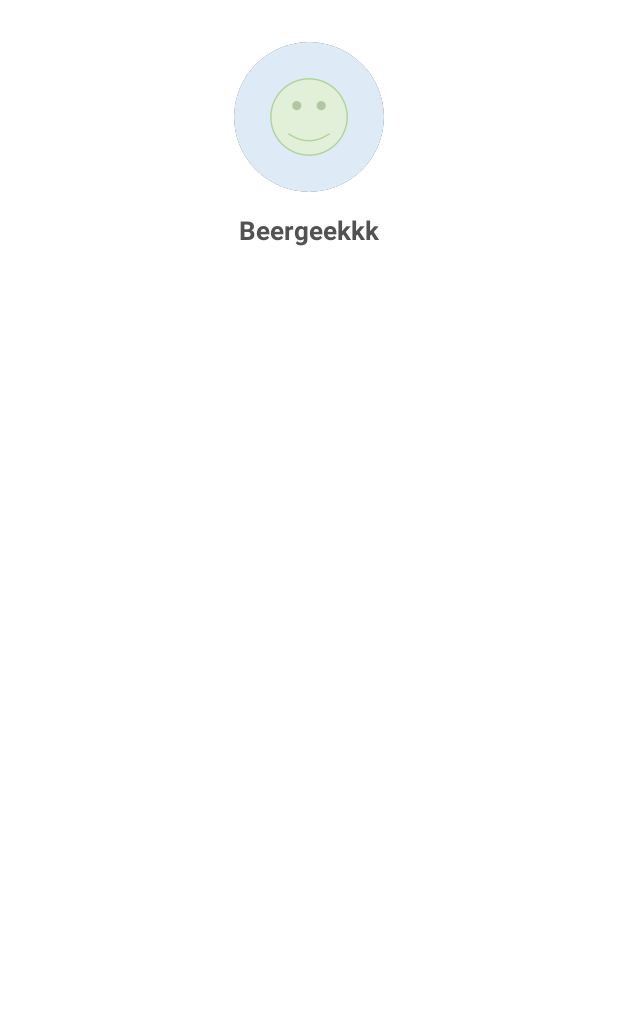
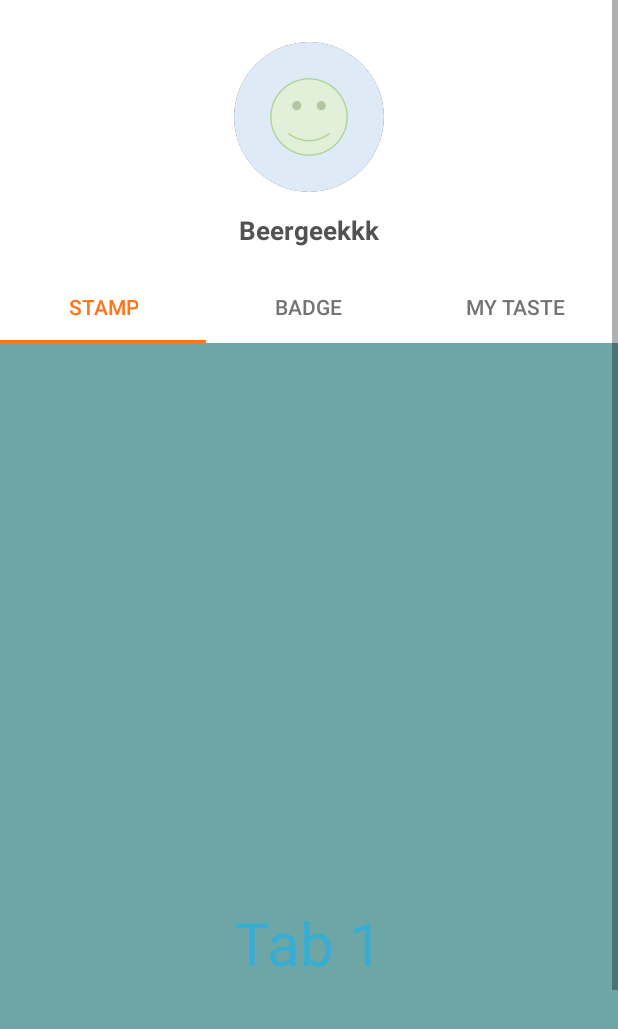
Before and after one commit to Beeering/Beering-Android, an Android app: the fragment ProfileFragment shown on its own in the app's theme, on a phone screen of 412 x 824 dp. Shown: the top 1029 px of the screen. Run offline under Robolectric (Android 15) with nearby library versions, the phone set to English and light mode, and no system bars.

Commit message:
Create tab in my profile

```diff
--- /dev/null
+++ b/Beering/app/src/main/java/io/beering/beering/Fragement/BadgeFragment.java
@@ -0,0 +1,33 @@
+package io.beering.beering.Fragement;
+
+import android.os.Bundle;
+import android.support.v4.app.Fragment;
+import android.view.LayoutInflater;
+import android.view.View;
+import android.view.ViewGroup;
+
+import io.beering.beering.R;
+
+public class BadgeFragment extends Fragment {
+
+
+    public BadgeFragment() {
+        // Required empty public constructor
+    }
+
+
+
+    @Override
+    public void onCreate(Bundle savedInstanceState) {
+        super.onCreate(savedInstanceState);
+
+    }
+
+    @Override
+    public View onCreateView(LayoutInflater inflater, ViewGroup container,
+                             Bundle savedInstanceState) {
+        // Inflate the layout for this fragment
+        return inflater.inflate(R.layout.fragment_badge, container, false);
+    }
+
+}
--- a/Beering/app/src/main/java/io/beering/beering/Fragement/ProfileFragment.java
+++ b/Beering/app/src/main/java/io/beering/beering/Fragement/ProfileFragment.java
@@ -4,17 +4,22 @@ import android.graphics.drawable.ShapeDrawable;
 import android.graphics.drawable.shapes.OvalShape;
 import android.os.Bundle;
 import android.support.annotation.Nullable;
+import android.support.design.widget.TabLayout;
 import android.support.v4.app.Fragment;
+import android.support.v4.view.ViewPager;
 import android.view.LayoutInflater;
 import android.view.View;
 import android.view.ViewGroup;
 import android.widget.ImageView;
 
+import io.beering.beering.ProfileViewPagerAdapter;
 import io.beering.beering.R;
 
-public class ProfileFragment extends Fragment {
+public class ProfileFragment extends Fragment implements TabLayout.OnTabSelectedListener {
 
     ImageView profile_image;
+    private TabLayout tabLayout;
+    private ViewPager profileViewPager;
 
     public ProfileFragment() {
         // Required empty public constructor
@@ -23,8 +28,10 @@ public class ProfileFragment extends Fragment {
     @Override
     public View onCreateView(LayoutInflater inflater, ViewGroup container,
                              Bundle savedInstanceState) {
-        // Inflate the layout for this fragment
-        return inflater.inflate(R.layout.fragment_profile, container, false);
+
+        View fv = inflater.inflate(R.layout.fragment_profile, container, false);
+
+        return fv;
     }
 
 
@@ -38,7 +45,54 @@ public class ProfileFragment extends Fragment {
         profile_image.setBackground(new ShapeDrawable(new OvalShape()));
         profile_image.setClipToOutline(true);
 
+
+        tabLayout = (TabLayout) getView().findViewById(R.id.tab_layout);
+
+        tabLayout.addTab(tabLayout.newTab().setText("Stamp"));
+        tabLayout.addTab(tabLayout.newTab().setText("Badge"));
+        tabLayout.addTab(tabLayout.newTab().setText("My Taste"));
+        tabLayout.setTabGravity(TabLayout.GRAVITY_FILL);
+
+        profileViewPager = (ViewPager) getView().findViewById(R.id.profile_view_pager);
+
+        ProfileViewPagerAdapter adapter = new ProfileViewPagerAdapter(getChildFragmentManager(), tabLayout.getTabCount());
+
+        profileViewPager.setAdapter(adapter);
+        profileViewPager.addOnPageChangeListener(new TabLayout.TabLayoutOnPageChangeListener(tabLayout));
+
+        tabLayout.addOnTabSelectedListener(new TabLayout.OnTabSelectedListener() {
+            @Override
+            public void onTabSelected(TabLayout.Tab tab) {
+                profileViewPager.setCurrentItem(tab.getPosition());
+            }
+
+            @Override
+            public void onTabUnselected(TabLayout.Tab tab) {
+
+            }
+
+            @Override
+            public void onTabReselected(TabLayout.Tab tab) {
+
+            }
+        });
+
+
     }
 
 
+    @Override
+    public void onTabSelected(TabLayout.Tab tab) {
+
+    }
+
+    @Override
+    public void onTabUnselected(TabLayout.Tab tab) {
+
+    }
+
+    @Override
+    public void onTabReselected(TabLayout.Tab tab) {
+
+    }
 }
--- /dev/null
+++ b/Beering/app/src/main/java/io/beering/beering/Fragement/StampFragment.java
@@ -0,0 +1,31 @@
+package io.beering.beering.Fragement;
+
+import android.os.Bundle;
+import android.support.v4.app.Fragment;
+import android.view.LayoutInflater;
+import android.view.View;
+import android.view.ViewGroup;
+
+import io.beering.beering.R;
+
+
+public class StampFragment extends Fragment {
+
+    public StampFragment() {
+        // Required empty public constructor
+    }
+
+    @Override
+    public void onCreate(Bundle savedInstanceState) {
+        super.onCreate(savedInstanceState);
+
+    }
+
+    @Override
+    public View onCreateView(LayoutInflater inflater, ViewGroup container,
+                             Bundle savedInstanceState) {
+        // Inflate the layout for this fragment
+        return inflater.inflate(R.layout.fragment_stamp, container, false);
+    }
+
+}
--- a/Beering/app/src/main/java/io/beering/beering/MainActivity.java
+++ b/Beering/app/src/main/java/io/beering/beering/MainActivity.java
@@ -62,8 +62,6 @@ public class MainActivity extends AppCompatActivity {
     protected void onCreate(Bundle savedInstanceState) {
         super.onCreate(savedInstanceState);
         setContentView(R.layout.activity_main);
-
-
 
 
         Proxy.getBeer("/beer/get", 2, new AsyncHttpResponseHandler() {
--- /dev/null
+++ b/Beering/app/src/main/java/io/beering/beering/ProfileViewPagerAdapter.java
@@ -0,0 +1,45 @@
+package io.beering.beering;
+
+import android.support.v4.app.Fragment;
+import android.support.v4.app.FragmentManager;
+import android.support.v4.app.FragmentPagerAdapter;
+
+import io.beering.beering.Fragement.BadgeFragment;
+import io.beering.beering.Fragement.MytasteFragment;
+import io.beering.beering.Fragement.StampFragment;
+
+/**
+ * Created by hsun on 2017. 5. 24..
+ */
+
+public class ProfileViewPagerAdapter extends FragmentPagerAdapter{
+    int tabCount;
+
+    public ProfileViewPagerAdapter(FragmentManager fm, int tabCount) {
+        super(fm);
+        //Initializing tab count
+        this.tabCount= tabCount;
+    }
+
+    @Override
+    public Fragment getItem(int position) {
+        switch (position) {
+            case 0:
+                StampFragment tab1 = new StampFragment();
+                return tab1;
+            case 1:
+                BadgeFragment tab2 = new BadgeFragment();
+                return tab2;
+            case 2:
+                MytasteFragment tab3 = new MytasteFragment();
+                return tab3;
+            default:
+                return null;
+        }
+    }
+
+    @Override
+    public int getCount() {
+        return tabCount;
+    }
+}
--- a/Beering/app/src/main/res/layout/fragment_profile.xml
+++ b/Beering/app/src/main/res/layout/fragment_profile.xml
@@ -44,8 +44,26 @@
                 android:layout_marginBottom="15dp"
                 />
 
+            <android.support.design.widget.TabLayout
+                android:id="@+id/tab_layout"
+                android:layout_below="@id/user_name"
+                android:layout_width="match_parent"
+                android:layout_height="wrap_content"
+                android:minHeight="?attr/actionBarSize"
+                android:background="#ffffff"
+                app:tabTextColor="#747474"
+                app:tabSelectedTextColor="#ff7415"
+                app:tabIndicatorColor="#ff7415"
+                app:tabMode="fixed" />
+
+            <android.support.v4.view.ViewPager
+                android:id="@+id/profile_view_pager"
+                android:layout_below="@id/tab_layout"
+                android:background="#faff12"
+                android:layout_width="match_parent"
+                android:layout_height="800dp"
+                />
         </RelativeLayout>
-
 
     </ScrollView>
 
--- /dev/null
+++ b/Beering/app/src/main/res/layout/fragment_stamp.xml
@@ -0,0 +1,17 @@
+<?xml version="1.0" encoding="utf-8"?>
+<RelativeLayout xmlns:android="http://schemas.android.com/apk/res/android"
+    android:layout_width="match_parent"
+    android:layout_height="match_parent"
+    android:orientation="vertical"
+    android:background="#6da6a4">
+
+    <TextView
+        android:id="@+id/textView1"
+        android:layout_width="wrap_content"
+        android:layout_height="wrap_content"
+        android:layout_centerInParent="true"
+        android:textSize="40sp"
+        android:textColor="#39add1"
+        android:text="Tab 1"/>
+
+</RelativeLayout>
```
Also changed, not shown: Beering/app/src/main/java/io/beering/beering/Fragement/MytasteFragment.java (added, +30 -0 lines), Beering/app/src/main/res/layout/fragment_badge.xml (added, +17 -0 lines), Beering/app/src/main/res/layout/fragment_mytaste.xml (added, +17 -0 lines).
